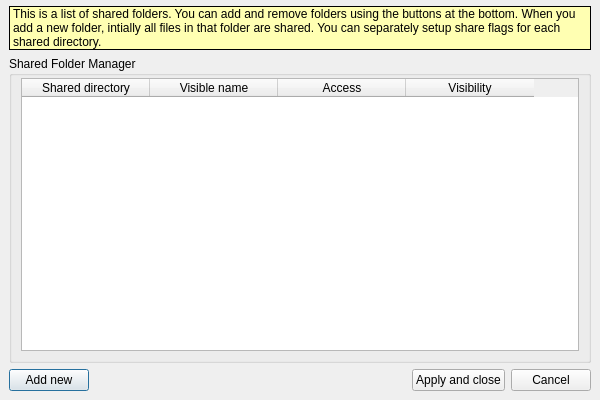
Before: the Qt Designer form retroshare-gui/src/gui/ShareManager.ui in RetroShare/RetroShare, drawn with Qt 5.
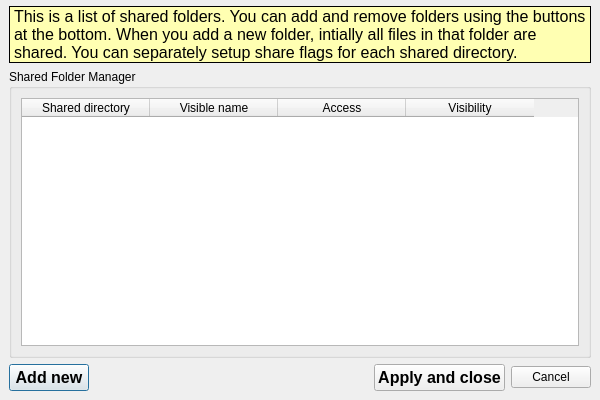
After: the same form once the commit is applied. Icons and pictures are not drawn. Custom widgets are drawn as their Qt base class.

What changed in the file:
```diff
--- a/retroshare-gui/src/gui/ShareManager.ui
+++ b/retroshare-gui/src/gui/ShareManager.ui
@@ -63,10 +63,7 @@
         <property name="title">
          <string>Shared Folder Manager</string>
         </property>
-        <layout class="QGridLayout" name="gridLayout_4">
-         <property name="topMargin">
-          <number>2</number>
-         </property>
+        <layout class="QGridLayout" name="groupBox_GL">
          <item row="2" column="0">
           <widget class="QTableWidget" name="shareddirList">
            <property name="contextMenuPolicy">
@@ -97,7 +94,7 @@
             <bool>false</bool>
            </attribute>
            <attribute name="verticalHeaderDefaultSectionSize">
-            <number>22</number>
+            <number>43</number>
            </attribute>
            <column>
             <property name="text">
@@ -132,17 +129,12 @@
       </item>
       <item row="2" column="0">
        <widget class="QPushButton" name="addButton">
-        <property name="minimumSize">
-         <size>
-          <width>0</width>
-          <height>0</height>
-         </size>
-        </property>
-        <property name="maximumSize">
-         <size>
-          <width>200</width>
-          <height>200</height>
-         </size>
+        <property name="font">
+         <font>
+          <pointsize>12</pointsize>
+          <weight>75</weight>
+          <bold>true</bold>
+         </font>
         </property>
         <property name="toolTip">
          <string>Add a Share Directory</string>
@@ -150,16 +142,10 @@
         <property name="text">
          <string>Add new</string>
         </property>
-        <property name="iconSize">
-         <size>
-          <width>24</width>
-          <height>24</height>
-         </size>
-        </property>
        </widget>
       </item>
       <item row="2" column="1">
-       <spacer>
+       <spacer name="buttons_HSpacer">
         <property name="orientation">
          <enum>Qt::Horizontal</enum>
         </property>
@@ -172,7 +158,14 @@
        </spacer>
       </item>
       <item row="2" column="2">
-       <widget class="QPushButton" name="closeButton">
+       <widget class="QPushButton" name="applyButton">
+        <property name="font">
+         <font>
+          <pointsize>12</pointsize>
+          <weight>75</weight>
+          <bold>true</bold>
+         </font>
+        </property>
         <property name="text">
          <string>Apply and close</string>
         </property>
@@ -186,10 +179,19 @@
        </widget>
       </item>
       <item row="0" column="0" colspan="4">
-       <widget class="StyledLabel" name="labelInstructions">
+       <widget class="QLabel" name="info_Label">
         <property name="palette">
          <palette>
           <active>
+           <colorrole role="WindowText">
+            <brush brushstyle="SolidPattern">
+             <color alpha="255">
+              <red>0</red>
+              <green>0</green>
+              <blue>0</blue>
+             </color>
+            </brush>
+           </colorrole>
            <colorrole role="Base">
             <brush brushstyle="SolidPattern">
              <color alpha="255">
@@ -210,6 +212,15 @@
            </colorrole>
           </active>
           <inactive>
+           <colorrole role="WindowText">
+            <brush brushstyle="SolidPattern">
+             <color alpha="255">
+              <red>0</red>
+              <green>0</green>
+              <blue>0</blue>
+             </color>
+            </brush>
+           </colorrole>
            <colorrole role="Base">
             <brush brushstyle="SolidPattern">
              <color alpha="255">
@@ -230,6 +241,15 @@
            </colorrole>
           </inactive>
           <disabled>
+           <colorrole role="WindowText">
+            <brush brushstyle="SolidPattern">
+             <color alpha="255">
+              <red>154</red>
+              <green>154</green>
+              <blue>154</blue>
+             </color>
+            </brush>
+           </colorrole>
            <colorrole role="Base">
             <brush brushstyle="SolidPattern">
              <color alpha="255">
@@ -251,6 +271,11 @@
           </disabled>
          </palette>
         </property>
+        <property name="font">
+         <font>
+          <pointsize>12</pointsize>
+         </font>
+        </property>
         <property name="autoFillBackground">
          <bool>true</bool>
         </property>
@@ -274,11 +299,6 @@
   </layout>
  </widget>
  <customwidgets>
-  <customwidget>
-   <class>StyledLabel</class>
-   <extends>QLabel</extends>
-   <header>gui/common/StyledLabel.h</header>
-  </customwidget>
   <customwidget>
    <class>HeaderFrame</class>
    <extends>QFrame</extends>
```
Left out of the diff: 6 changed lines with no effect on the pictures.
